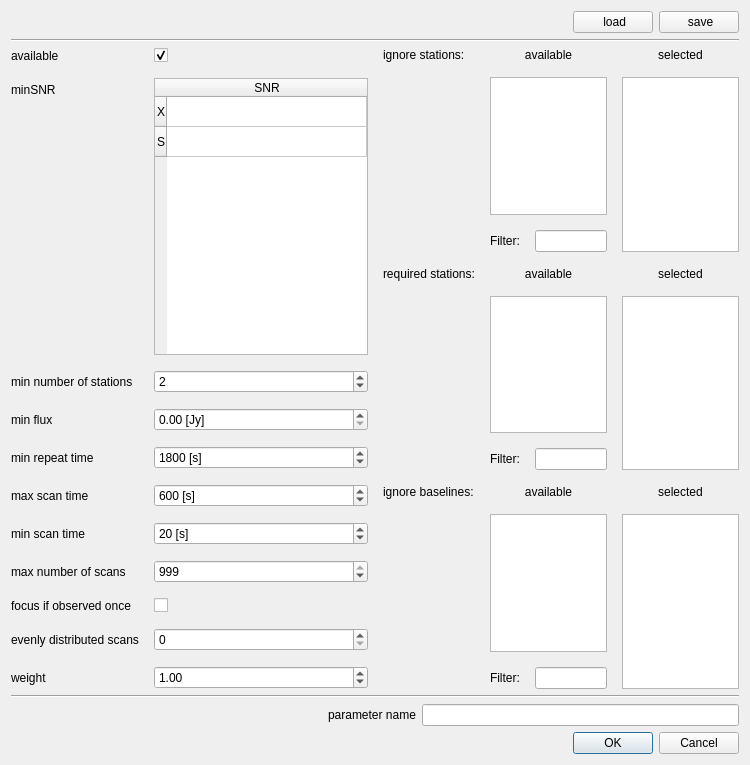
Before: the Qt Designer form sourceparametersdialog.ui in TUW-VieVS/VieSchedpp, drawn with Qt 5.
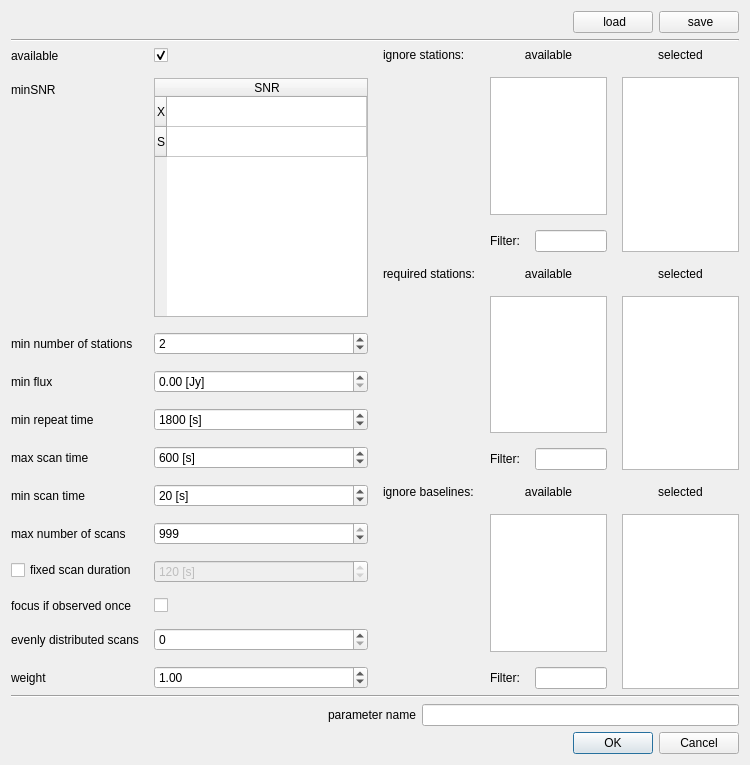
After: the same form once the commit is applied. Icons and pictures are not drawn.

```diff
--- a/sourceparametersdialog.ui
+++ b/sourceparametersdialog.ui
@@ -236,42 +236,42 @@
          </property>
         </widget>
        </item>
-       <item row="8" column="0">
+       <item row="9" column="0">
         <widget class="QLabel" name="label_7">
          <property name="text">
           <string>focus if observed once</string>
          </property>
         </widget>
        </item>
-       <item row="8" column="1">
+       <item row="9" column="1">
         <widget class="QCheckBox" name="checkBox_focusIfObsOnce">
          <property name="text">
           <string/>
          </property>
         </widget>
        </item>
-       <item row="9" column="0">
+       <item row="10" column="0">
         <widget class="QLabel" name="label_10">
          <property name="text">
           <string>evenly distributed scans</string>
          </property>
         </widget>
        </item>
-       <item row="9" column="1">
+       <item row="10" column="1">
         <widget class="QSpinBox" name="spinBox_evenlyDistScans">
          <property name="maximum">
           <number>999</number>
          </property>
         </widget>
        </item>
-       <item row="10" column="0">
+       <item row="11" column="0">
         <widget class="QLabel" name="weightLabel">
          <property name="text">
           <string>weight</string>
          </property>
         </widget>
        </item>
-       <item row="10" column="1">
+       <item row="11" column="1">
         <widget class="QDoubleSpinBox" name="weightDoubleSpinBox">
          <property name="singleStep">
           <double>0.100000000000000</double>
@@ -281,6 +281,32 @@
          </property>
         </widget>
        </item>
+       <item row="8" column="1">
+        <widget class="QSpinBox" name="spinBox_fixedScanDuration">
+         <property name="enabled">
+          <bool>false</bool>
+         </property>
+         <property name="suffix">
+          <string> [s]</string>
+         </property>
+         <property name="minimum">
+          <number>1</number>
+         </property>
+         <property name="maximum">
+          <number>1000</number>
+         </property>
+         <property name="value">
+          <number>120</number>
+         </property>
+        </widget>
+       </item>
+       <item row="8" column="0">
+        <widget class="QCheckBox" name="checkBox">
+         <property name="text">
+          <string>fixed scan duration</string>
+         </property>
+        </widget>
+       </item>
       </layout>
      </item>
      <item>
```
Left out of the diff: 19 changed lines with no effect on the pictures.
